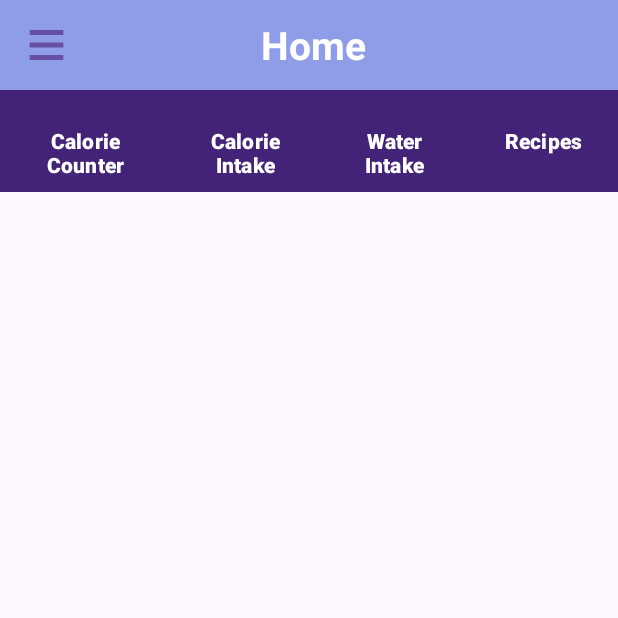
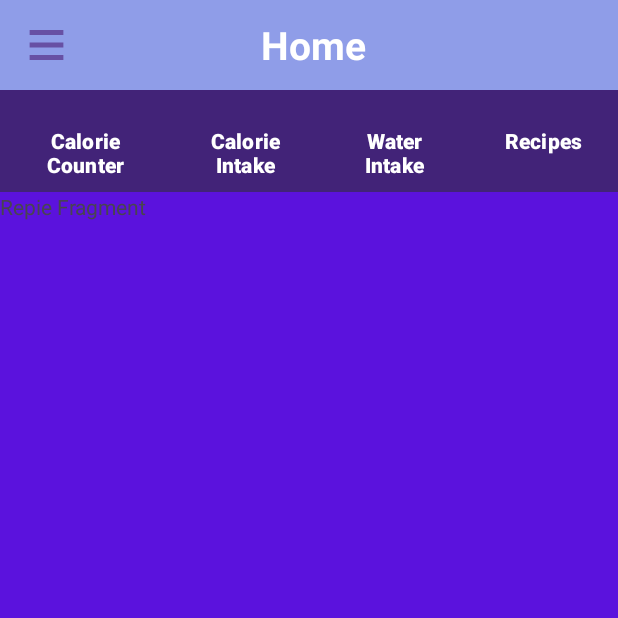
Before and after one commit to dsumanta/diet_planning, an Android app: the HomeActivity screen opened directly, with no data from a screen before it, on a phone screen of 412 x 824 dp, the top half of it. Run offline under Robolectric (Android 15) with nearby library versions, the phone set to English and light mode, and no system bars; our stand-ins replace Firebase (no records; nobody signed in at launch, a user with empty details on screens opened directly).

Commit message:
Recepie fragment implemented

```diff
--- a/app/src/main/java/com/example/chatapp/HomeActivity.kt
+++ b/app/src/main/java/com/example/chatapp/HomeActivity.kt
@@ -65,6 +65,10 @@ class HomeActivity : AppCompatActivity() {
                 }
             }
         }
+        val RecepieFragment = RecepieSuggetion()
+        val fragmentTransaction = supportFragmentManager.beginTransaction()
+        fragmentTransaction.add(R.id.fragment_container, RecepieFragment, "RecepieFragment") // The third parameter should be a string
+        fragmentTransaction.commit()
     }
 
 
--- /dev/null
+++ b/app/src/main/java/com/example/chatapp/RecepieSuggetion.kt
@@ -0,0 +1,21 @@
+package com.example.chatapp
+
+import android.os.Bundle
+import androidx.fragment.app.Fragment
+import android.view.LayoutInflater
+import android.view.View
+import android.view.ViewGroup
+
+
+class RecepieSuggetion : Fragment() {
+
+
+    override fun onCreateView(
+        inflater: LayoutInflater, container: ViewGroup?,
+        savedInstanceState: Bundle?
+    ): View? {
+        // Inflate the layout for this fragment
+        return inflater.inflate(R.layout.fragment_recepie_suggetion, container, false)
+    }
+
+}
--- a/app/src/main/res/layout/activity_home.xml
+++ b/app/src/main/res/layout/activity_home.xml
@@ -91,7 +91,10 @@
 
             </Button>
         </LinearLayout>
-
+      <FrameLayout
+          android:id="@+id/fragment_container"
+          android:layout_width="match_parent"
+          android:layout_height="match_parent"/>
     </LinearLayout>
 
     <com.google.android.material.navigation.NavigationView
--- /dev/null
+++ b/app/src/main/res/layout/fragment_recepie_suggetion.xml
@@ -0,0 +1,16 @@
+<?xml version="1.0" encoding="utf-8"?>
+<LinearLayout xmlns:android="http://schemas.android.com/apk/res/android"
+    xmlns:tools="http://schemas.android.com/tools"
+    android:layout_width="match_parent"
+    android:layout_height="match_parent"
+    android:gravity="center"
+    android:background="#5B12DD"
+    tools:context=".RecepieSuggetion">
+
+    <!-- TODO: Update blank fragment layout -->
+    <TextView
+        android:layout_width="match_parent"
+        android:layout_height="match_parent"
+        android:text="Repie Fragment" />
+
+</LinearLayout>
--- a/app/src/main/res/values/strings.xml
+++ b/app/src/main/res/values/strings.xml
@@ -2,4 +2,6 @@
     <string name="app_name">Diet Planning</string>
     <string name="open" />
     <string name="close" />
+    <!-- TODO: Remove or change this placeholder text -->
+    <string name="hello_blank_fragment">Hello blank fragment</string>
 </resources>
```
Also changed, not shown: app/src/main/java/com/example/chatapp/LogIn.kt (line endings or trailing spaces), app/src/main/java/com/example/chatapp/SignUp.kt (line endings or trailing spaces).
